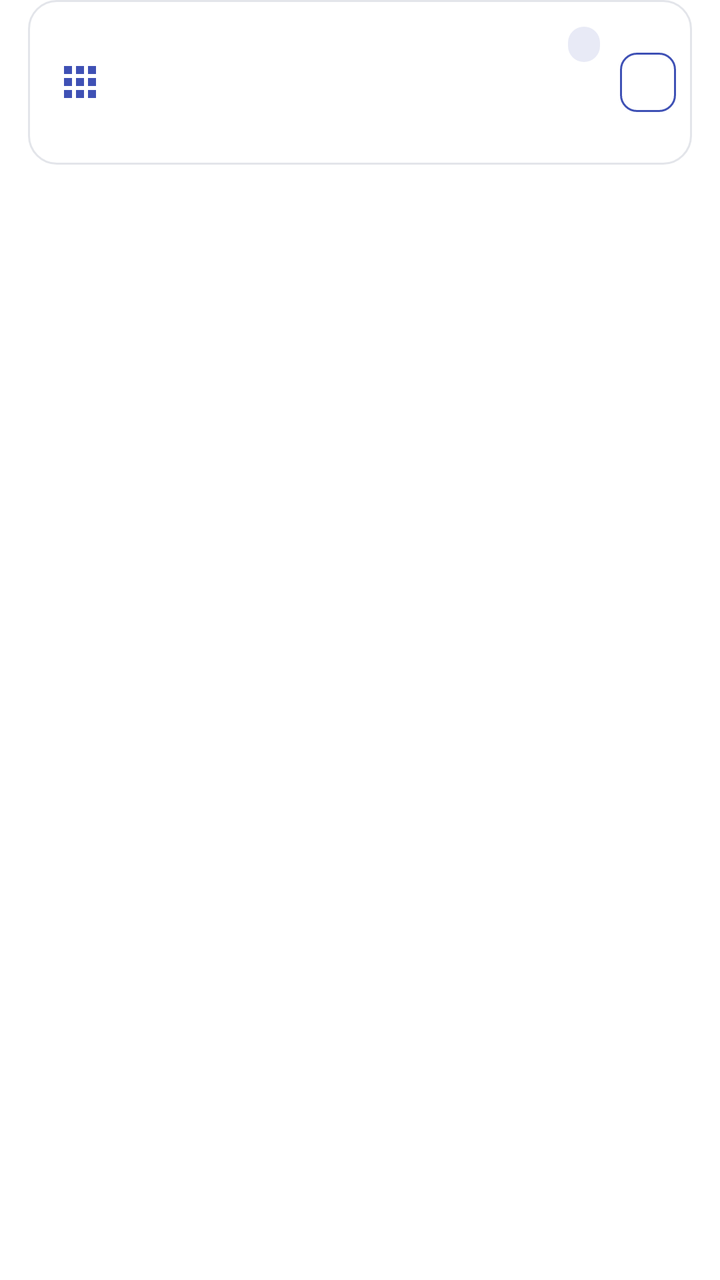
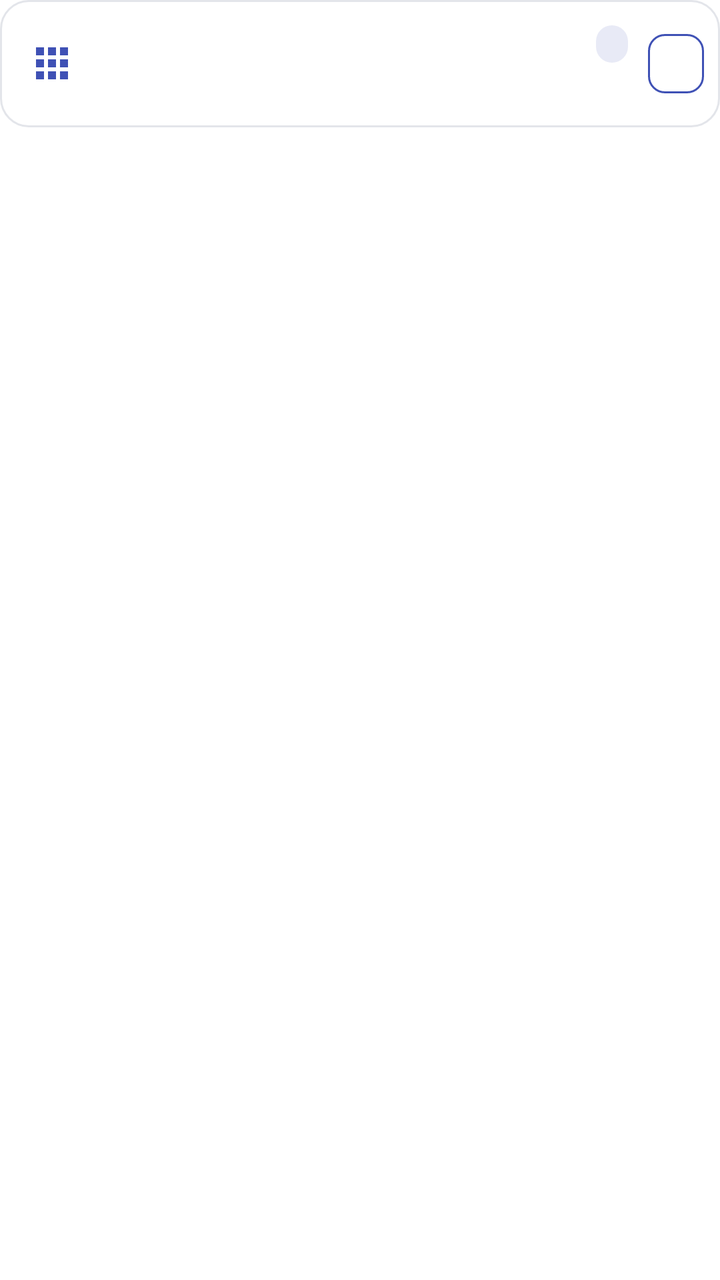

An Android layout rendered at two revisions. The XML below is the earlier revision; the diff shows what the commit changed to produce the second picture.
<!-- AndroidManifest.xml: fallback theme Theme.MaterialComponents.DayNight.NoActionBar -->
<!-- res/layout/item_version.xml -->
<?xml version="1.0" encoding="utf-8"?>
<LinearLayout xmlns:android="http://schemas.android.com/apk/res/android"
    android:layout_width="match_parent"
    android:layout_height="wrap_content"
    android:orientation="vertical"
    android:paddingStart="14dp"
    android:paddingEnd="14dp"
    android:paddingBottom="@dimen/card_gap">

    <LinearLayout
        android:layout_width="match_parent"
        android:layout_height="wrap_content"
        android:orientation="horizontal"
        android:gravity="center_vertical"
        android:background="@drawable/card_bg_press"
        android:paddingStart="14dp"
        android:paddingEnd="8dp"
        android:paddingTop="12dp"
        android:paddingBottom="12dp">

        <ImageView
            android:layout_width="24dp"
            android:layout_height="24dp"
            android:src="@drawable/ic_app"
            android:tint="@color/accent" />

        <LinearLayout
            android:layout_width="0dp"
            android:layout_height="wrap_content"
            android:layout_weight="1"
            android:layout_marginStart="12dp"
            android:orientation="vertical">

            
            <LinearLayout
                android:layout_width="match_parent"
                android:layout_height="wrap_content"
                android:orientation="horizontal"
                android:gravity="center_vertical">

                <TextView
                    android:id="@+id/ver_title"
                    android:layout_width="0dp"
                    android:layout_height="wrap_content"
                    android:layout_weight="1"
                    android:maxLines="1"
                    android:ellipsize="end"
                    android:textSize="15sp"
                    android:fontFamily="sans-serif-medium"
                    android:textColor="@color/fg" />

                <TextView
                    android:id="@+id/ver_slot_badge"
                    android:layout_width="wrap_content"
                    android:layout_height="wrap_content"
                    android:layout_marginStart="8dp"
                    android:background="@drawable/badge_slot"
                    android:paddingStart="8dp"
                    android:paddingEnd="8dp"
                    android:paddingTop="2dp"
                    android:paddingBottom="2dp"
                    android:textSize="10sp"
                    android:textColor="@color/chip_fg"
                    android:maxWidth="64dp"
                    android:maxLines="1"
                    android:ellipsize="end" />
            </LinearLayout>

            
            <TextView
                android:id="@+id/ver_ver"
                android:layout_width="match_parent"
                android:layout_height="wrap_content"
                android:maxLines="1"
                android:ellipsize="end"
                android:paddingTop="1dp"
                android:textSize="13sp"
                android:textColor="@color/fg_muted" />

            <TextView
                android:id="@+id/ver_sub"
                android:layout_width="match_parent"
                android:layout_height="wrap_content"
                android:paddingTop="3dp"
                android:maxLines="2"
                android:ellipsize="end"
                android:textSize="12sp"
                android:textColor="@color/fg_muted" />

            <TextView
                android:id="@+id/ver_conflict"
                android:layout_width="match_parent"
                android:layout_height="wrap_content"
                android:paddingTop="4dp"
                android:textSize="11sp"
                android:lineSpacingExtra="2dp"
                android:textColor="@color/chip_fg_warn"
                android:visibility="gone" />
        </LinearLayout>

        <TextView
            android:id="@+id/ver_slot_btn"
            android:layout_width="wrap_content"
            android:layout_height="wrap_content"
            android:layout_marginStart="10dp"
            android:background="@drawable/btn_ghost"
            android:clickable="true"
            android:focusable="false"
            android:paddingStart="14dp"
            android:paddingEnd="14dp"
            android:paddingTop="6dp"
            android:paddingBottom="6dp"
            android:textSize="13sp"
            android:fontFamily="sans-serif-medium"
            android:textColor="@color/accent" />
    </LinearLayout>
</LinearLayout>
<!-- resources referenced by this layout -->
<resources>
  <color name="accent">#FF3F51B5</color>
  <color name="chip_fg">#FF303F9F</color>
  <color name="chip_fg_warn">#FFC62828</color>
  <color name="fg">#FF1A1C1E</color>
  <color name="fg_muted">#FF6B7280</color>
  <dimen name="card_gap">10dp</dimen>
  <!-- drawable badge_slot (drawable) -->
  <?xml version="1.0" encoding="utf-8"?>
  <shape xmlns:android="http://schemas.android.com/apk/res/android"
      android:shape="rectangle">
      <corners android:radius="9dp" />
      <solid android:color="@color/chip_bg" />
  </shape>
  <!-- drawable btn_ghost (drawable) -->
  <?xml version="1.0" encoding="utf-8"?>
  <selector xmlns:android="http://schemas.android.com/apk/res/android">
      <item android:state_pressed="true">
          <shape android:shape="rectangle">
              <solid android:color="@color/accent_soft" />
              <corners android:radius="8dp" />
              <stroke android:width="1dp" android:color="@color/accent" />
          </shape>
      </item>
      <item>
          <shape android:shape="rectangle">
              <solid android:color="@android:color/transparent" />
              <corners android:radius="8dp" />
              <stroke android:width="1dp" android:color="@color/accent" />
          </shape>
      </item>
  </selector>
  <!-- drawable card_bg_press (drawable) -->
  <?xml version="1.0" encoding="utf-8"?>
  <selector xmlns:android="http://schemas.android.com/apk/res/android">
      <item android:state_pressed="true">
          <shape android:shape="rectangle">
              <solid android:color="@color/card_press" />
              <corners android:radius="14dp" />
              <stroke android:width="1dp" android:color="@color/card_stroke" />
          </shape>
      </item>
      <item>
          <shape android:shape="rectangle">
              <solid android:color="@color/card" />
              <corners android:radius="14dp" />
              <stroke android:width="1dp" android:color="@color/card_stroke" />
          </shape>
      </item>
  </selector>
  <!-- drawable ic_app (drawable) -->
  <?xml version="1.0" encoding="utf-8"?>
  <vector xmlns:android="http://schemas.android.com/apk/res/android"
      android:width="24dp"
      android:height="24dp"
      android:viewportWidth="24"
      android:viewportHeight="24">
      <path
          android:fillColor="@color/icon_tint"
          android:pathData="M4,8h4V4H4v4zM10,20h4v-4h-4v4zM4,20h4v-4H4v4zM4,14h4v-4H4v4zM10,14h4v-4h-4v4zM16,4v4h4V4h-4zM10,8h4V4h-4v4zM16,14h4v-4h-4v4zM16,20h4v-4h-4v4z" />
  </vector>
  <color name="chip_bg">#FFE8EAF6</color>
  <color name="accent_soft">#FFE8EAF6</color>
  <color name="card_press">#FFEFF1F5</color>
  <color name="card_stroke">#FFE3E5EA</color>
  <color name="card">#FFFFFFFF</color>
  <color name="icon_tint">#FF5F6368</color>
</resources>

<!-- the commit's change to res/layout/item_version.xml (unified diff, before → after) -->
@@ -3,8 +3,6 @@
     android:layout_width="match_parent"
     android:layout_height="wrap_content"
     android:orientation="vertical"
-    android:paddingStart="14dp"
-    android:paddingEnd="14dp"
     android:paddingBottom="@dimen/card_gap">
 
     <LinearLayout
@@ -31,20 +29,21 @@
             android:layout_marginStart="12dp"
             android:orientation="vertical">
 
-            
             <LinearLayout
                 android:layout_width="match_parent"
                 android:layout_height="wrap_content"
                 android:orientation="horizontal"
                 android:gravity="center_vertical">
 
+                
                 <TextView
                     android:id="@+id/ver_title"
                     android:layout_width="0dp"
                     android:layout_height="wrap_content"
                     android:layout_weight="1"
-                    android:maxLines="1"
+                    android:maxLines="2"
                     android:ellipsize="end"
+                    android:lineSpacingExtra="1dp"
                     android:textSize="15sp"
                     android:fontFamily="sans-serif-medium"
                     android:textColor="@color/fg" />
@@ -59,7 +58,7 @@
                     android:paddingEnd="8dp"
                     android:paddingTop="2dp"
                     android:paddingBottom="2dp"
-                    android:textSize="10sp"
+                    android:textSize="11sp"
                     android:textColor="@color/chip_fg"
                     android:maxWidth="64dp"
                     android:maxLines="1"
@@ -67,16 +66,6 @@
             </LinearLayout>
 
             
-            <TextView
-                android:id="@+id/ver_ver"
-                android:layout_width="match_parent"
-                android:layout_height="wrap_content"
-                android:maxLines="1"
-                android:ellipsize="end"
-                android:paddingTop="1dp"
-                android:textSize="13sp"
-                android:textColor="@color/fg_muted" />
-
             <TextView
                 android:id="@+id/ver_sub"
                 android:layout_width="match_parent"
